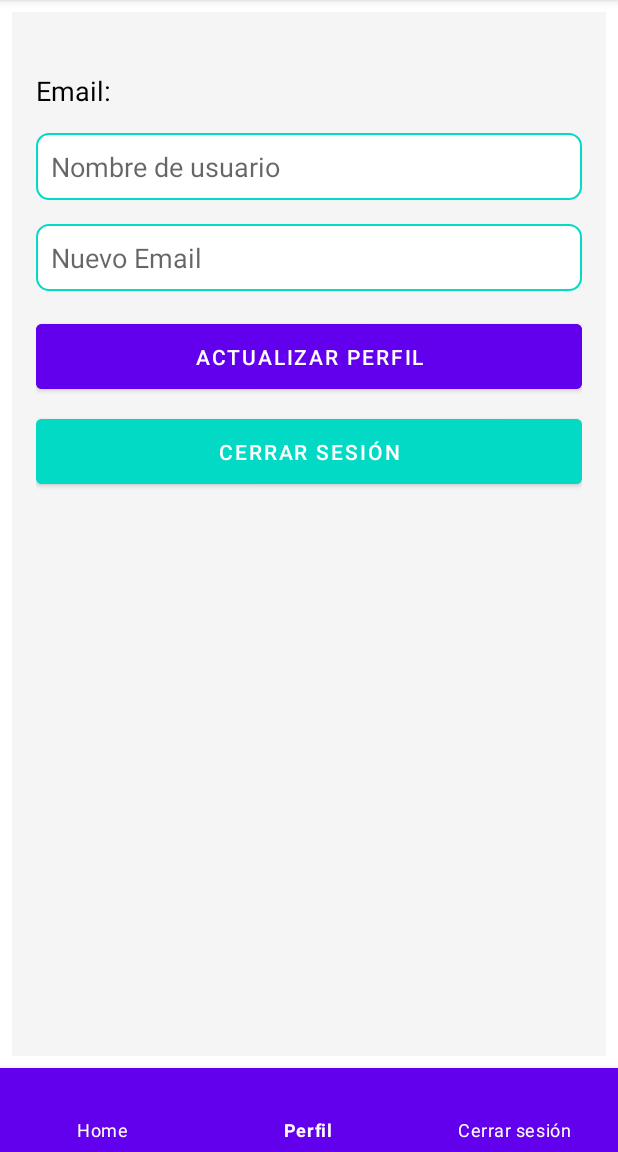
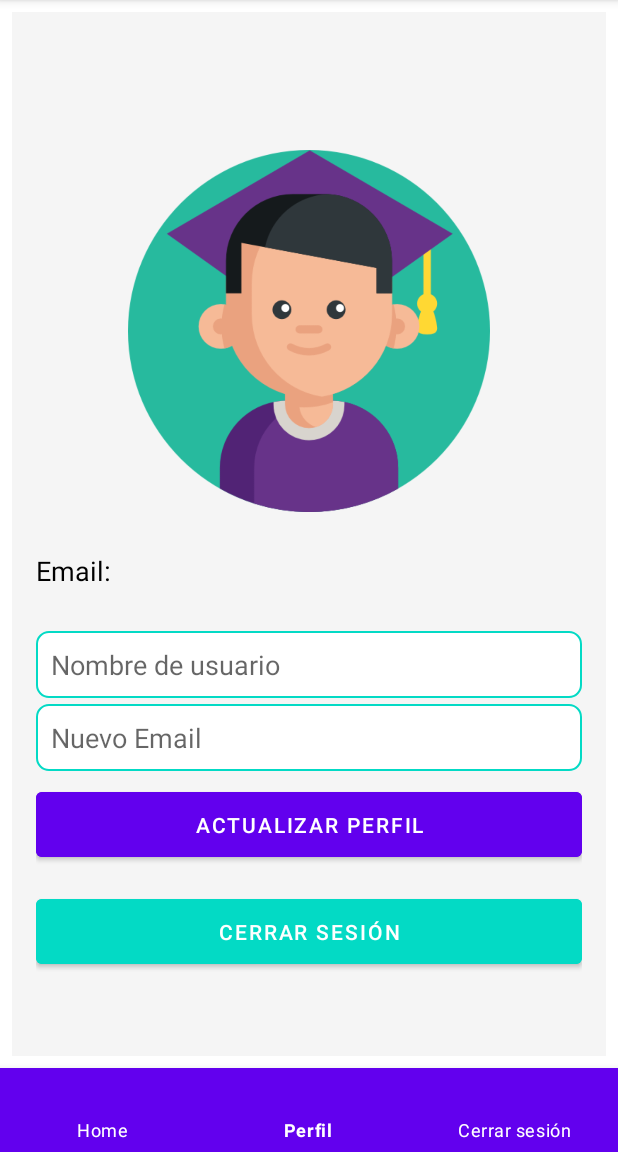
Before and after one commit to guidoftp/Aplicacion-IOT-BD, an Android app: the screen it shows after launch once a user with an empty profile is signed in (MainActivity), item 2 of the bottom bar chosen, on a phone screen of 412 x 824 dp, the part 84-1236 px from its top. Run offline under Robolectric (Android 15) with nearby library versions, the phone set to English and light mode, and no system bars; our stand-ins replace Firebase (no records; nobody signed in at launch, a user with empty details on screens opened directly).

Commit message:
Un poco + de Diseño

```diff
--- a/app/src/main/res/layout/fragment_agregar_materia.xml
+++ b/app/src/main/res/layout/fragment_agregar_materia.xml
@@ -6,7 +6,7 @@
     android:layout_height="match_parent"
     android:orientation="vertical"
     android:padding="16dp"
-    android:background="@color/background_color">
+    android:background="@drawable/fondopantalla"> <!-- Imagen de fondo aquí -->
 
     <TextView
         android:id="@+id/textViewStatus"
--- a/app/src/main/res/layout/fragment_home.xml
+++ b/app/src/main/res/layout/fragment_home.xml
@@ -1,11 +1,12 @@
 <?xml version="1.0" encoding="utf-8"?>
 <LinearLayout
     xmlns:android="http://schemas.android.com/apk/res/android"
+    xmlns:app="http://schemas.android.com/apk/res-auto"
     android:layout_width="match_parent"
     android:layout_height="match_parent"
     android:orientation="vertical"
     android:padding="16dp"
-    android:background="@color/background_color">
+    android:background="@drawable/fondopantalla"> <!-- Imagen de fondo aquí -->
 
     <ProgressBar
         android:id="@+id/progressBar"
@@ -38,4 +39,5 @@
         android:padding="12dp"
         android:textSize="16sp"
         android:layout_gravity="center" />
+
 </LinearLayout>
--- a/app/src/main/res/layout/fragment_materia.xml
+++ b/app/src/main/res/layout/fragment_materia.xml
@@ -1,10 +1,11 @@
 <?xml version="1.0" encoding="utf-8"?>
 <LinearLayout xmlns:android="http://schemas.android.com/apk/res/android"
+    xmlns:app="http://schemas.android.com/apk/res-auto"
     android:layout_width="match_parent"
     android:layout_height="match_parent"
     android:orientation="vertical"
     android:padding="16dp"
-    android:background="@color/background_color">
+    android:background="@drawable/fondopantalla"> <!-- Imagen de fondo aquí -->
 
     <ProgressBar
         android:id="@+id/progressBar"
--- a/app/src/main/res/layout/fragment_modificar_materia.xml
+++ b/app/src/main/res/layout/fragment_modificar_materia.xml
@@ -1,10 +1,11 @@
 <?xml version="1.0" encoding="utf-8"?>
 <LinearLayout xmlns:android="http://schemas.android.com/apk/res/android"
+    xmlns:app="http://schemas.android.com/apk/res-auto"
     android:layout_width="match_parent"
     android:layout_height="match_parent"
     android:orientation="vertical"
     android:padding="16dp"
-    android:background="@color/background_color">
+    android:background="@drawable/fondopantalla"> <!-- Imagen de fondo aquí -->
 
     <TextView
         android:id="@+id/textViewTitle"
--- a/app/src/main/res/layout/fragment_profile.xml
+++ b/app/src/main/res/layout/fragment_profile.xml
@@ -4,46 +4,79 @@
     xmlns:tools="http://schemas.android.com/tools"
     android:layout_width="match_parent"
     android:layout_height="match_parent"
+    android:background="@color/background_color"
     android:padding="16dp"
-    android:background="@color/background_color"
-    tools:context=".ProfileFragment">
+    tools:context=".ProfileFragment"
+    tools:layout_editor_absoluteX="25dp"
+    tools:layout_editor_absoluteY="265dp">
+
+    <EditText
+        android:id="@+id/etUsername"
+        android:layout_width="0dp"
+        android:layout_height="wrap_content"
+        android:layout_marginTop="28dp"
+        android:background="@drawable/edit_text_background"
+        android:hint="Nombre de usuario"
+        android:padding="10dp"
+        app:layout_constraintEnd_toEndOf="parent"
+        app:layout_constraintHorizontal_bias="0.0"
+        app:layout_constraintStart_toStartOf="parent"
+        app:layout_constraintTop_toBottomOf="@id/tvEmail" />
+
+    <Button
+        android:id="@+id/btnLogout"
+        android:layout_width="0dp"
+        android:layout_height="wrap_content"
+        android:layout_marginTop="16dp"
+        android:backgroundTint="@color/colorAccent"
+        android:padding="12dp"
+        android:text="Cerrar Sesión"
+        android:textColor="@android:color/white"
+        app:layout_constraintEnd_toEndOf="parent"
+        app:layout_constraintHorizontal_bias="0.0"
+        app:layout_constraintStart_toStartOf="parent"
+        app:layout_constraintTop_toBottomOf="@id/btnUpdateProfile" />
+
+    <Button
+        android:id="@+id/btnUpdateProfile"
+        android:layout_width="0dp"
+        android:layout_height="wrap_content"
+        android:layout_marginTop="8dp"
+        android:backgroundTint="@color/colorPrimary"
+        android:padding="12dp"
+        android:text="Actualizar Perfil"
+        android:textColor="@android:color/white"
+        app:layout_constraintEnd_toEndOf="parent"
+        app:layout_constraintHorizontal_bias="0.0"
+        app:layout_constraintStart_toStartOf="parent"
+        app:layout_constraintTop_toBottomOf="@id/progressBar" />
 
     <TextView
         android:id="@+id/tvEmail"
         android:layout_width="0dp"
         android:layout_height="wrap_content"
+        android:layout_marginTop="344dp"
         android:text="Email: "
+        android:textColor="@android:color/black"
         android:textSize="18sp"
-        android:textColor="@android:color/black"
-        android:layout_marginTop="24dp"
-        app:layout_constraintTop_toTopOf="parent"
+        app:layout_constraintEnd_toEndOf="parent"
+        app:layout_constraintHorizontal_bias="0.0"
         app:layout_constraintStart_toStartOf="parent"
-        app:layout_constraintEnd_toEndOf="parent"/>
-
-    <EditText
-        android:id="@+id/etUsername"
-        android:layout_width="0dp"
-        android:layout_height="wrap_content"
-        android:hint="Nombre de usuario"
-        android:padding="10dp"
-        android:background="@drawable/edit_text_background"
-        app:layout_constraintTop_toBottomOf="@id/tvEmail"
-        app:layout_constraintStart_toStartOf="parent"
-        app:layout_constraintEnd_toEndOf="parent"
-        android:layout_marginTop="16dp"/>
+        app:layout_constraintTop_toTopOf="parent" />
 
     <EditText
         android:id="@+id/etNewEmail"
         android:layout_width="0dp"
         android:layout_height="wrap_content"
+        android:layout_marginTop="4dp"
+        android:background="@drawable/edit_text_background"
         android:hint="Nuevo Email"
         android:inputType="textEmailAddress"
         android:padding="10dp"
-        android:background="@drawable/edit_text_background"
-        app:layout_constraintTop_toBottomOf="@id/etUsername"
+        app:layout_constraintEnd_toEndOf="parent"
+        app:layout_constraintHorizontal_bias="0.0"
         app:layout_constraintStart_toStartOf="parent"
-        app:layout_constraintEnd_toEndOf="parent"
-        android:layout_marginTop="16dp"/>
+        app:layout_constraintTop_toBottomOf="@id/etUsername" />
 
     <ProgressBar
         android:id="@+id/progressBar"
@@ -51,34 +84,19 @@
         android:layout_height="wrap_content"
         android:layout_gravity="center"
         android:visibility="gone"
-        app:layout_constraintTop_toBottomOf="@id/etNewEmail"
+        app:layout_constraintEnd_toEndOf="parent"
         app:layout_constraintStart_toStartOf="parent"
-        app:layout_constraintEnd_toEndOf="parent"/>
+        app:layout_constraintTop_toBottomOf="@id/etNewEmail" />
 
-    <Button
-        android:id="@+id/btnUpdateProfile"
-        android:layout_width="0dp"
-        android:layout_height="wrap_content"
-        android:text="Actualizar Perfil"
-        android:backgroundTint="@color/colorPrimary"
-        android:textColor="@android:color/white"
-        app:layout_constraintTop_toBottomOf="@id/progressBar"
+    <ImageView
+        android:id="@+id/imageView2"
+        android:layout_width="241dp"
+        android:layout_height="248dp"
+        android:src="@drawable/estudiante"
+        app:layout_constraintBottom_toBottomOf="parent"
+        app:layout_constraintEnd_toEndOf="parent"
         app:layout_constraintStart_toStartOf="parent"
-        app:layout_constraintEnd_toEndOf="parent"
-        android:layout_marginTop="16dp"
-        android:padding="12dp"/>
-
-    <Button
-        android:id="@+id/btnLogout"
-        android:layout_width="0dp"
-        android:layout_height="wrap_content"
-        android:text="Cerrar Sesión"
-        android:backgroundTint="@color/colorAccent"
-        android:textColor="@android:color/white"
-        app:layout_constraintTop_toBottomOf="@id/btnUpdateProfile"
-        app:layout_constraintStart_toStartOf="parent"
-        app:layout_constraintEnd_toEndOf="parent"
-        android:layout_marginTop="8dp"
-        android:padding="12dp"/>
+        app:layout_constraintTop_toTopOf="parent"
+        app:layout_constraintVertical_bias="0.175" />
 
 </androidx.constraintlayout.widget.ConstraintLayout>
--- a/app/src/main/res/layout/fragment_register.xml
+++ b/app/src/main/res/layout/fragment_register.xml
@@ -5,7 +5,7 @@
     android:layout_width="match_parent"
     android:layout_height="match_parent"
     android:padding="16dp"
-    android:background="@color/background_color"
+    android:background="@drawable/fondopantalla"
     tools:context=".RegisterFragment">
 
     <TextView
```
Also changed, not shown: app/src/main/res/layout/fragment_agregar_asignatura.xml (+35 -16 lines), app/src/main/res/layout/fragment_login.xml (+62 -46 lines), app/src/main/res/drawable/estudiante.png (added), app/src/main/res/drawable/fondopantalla.jpg (added).
